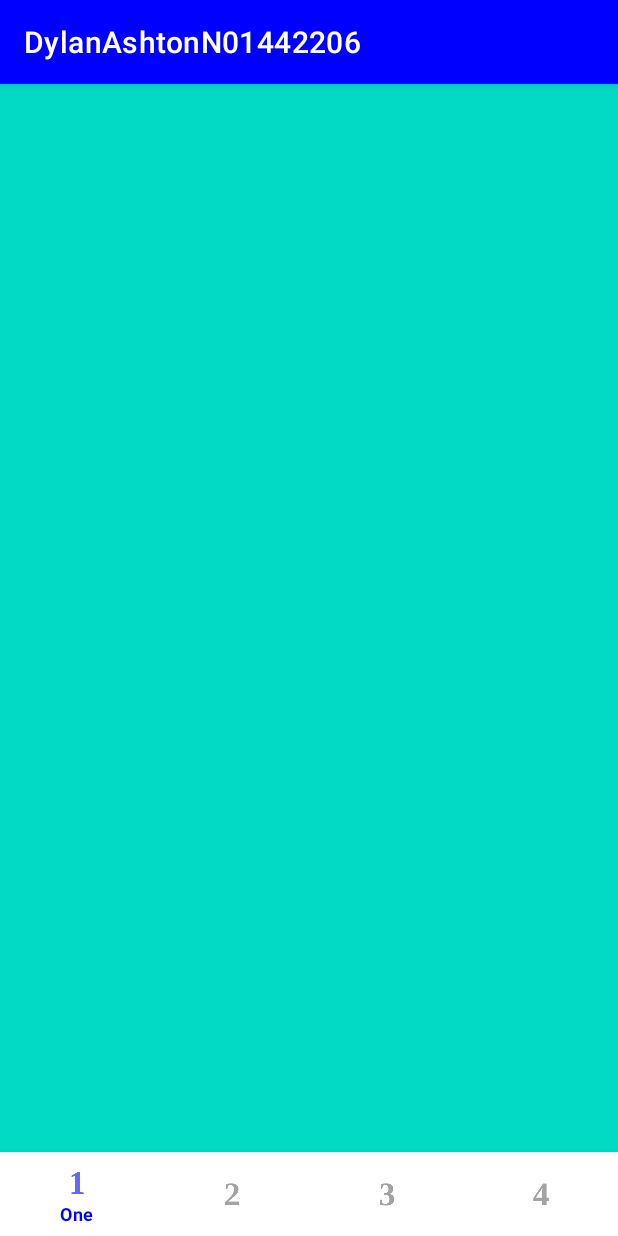
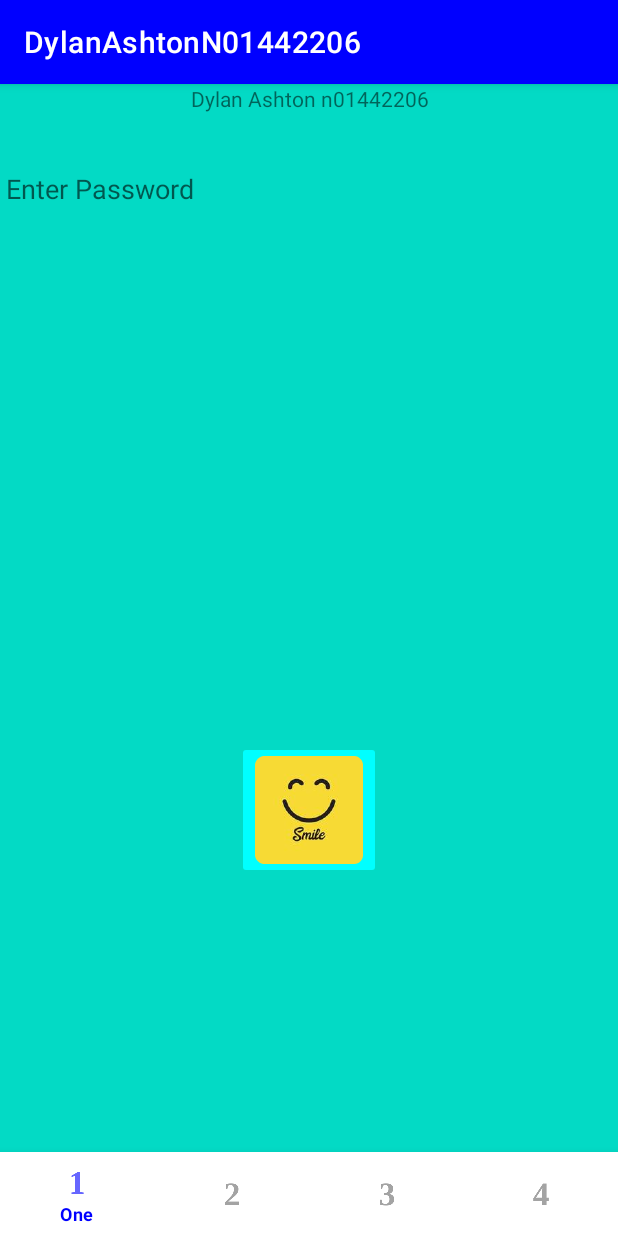
Before and after one commit to DylanAshton2206/DylanAshtonAssign3, an Android app: the screen it shows after launch (DylanActivity), on a phone screen of 412 x 824 dp. Run offline under Robolectric (Android 15) with nearby library versions, the phone set to English and light mode, and no system bars.

Commit message:
added edit and view texts~ added images~ working on designs of tabs~

```diff
--- a/app/src/main/res/layout/fragment_1.xml
+++ b/app/src/main/res/layout/fragment_1.xml
@@ -9,6 +9,29 @@
     tools:context=".Fragment1"
     android:id="@+id/DylanFragment1"
     >
+    <TextView
+        android:id="@+id/DylanTxt"
+        android:layout_width="match_parent"
+        android:layout_height="20dp"
+        android:gravity="center"
+        android:text="@string/DA2206" />
 
+    <EditText
+        android:id="@+id/DylanEdit"
+        android:layout_width="match_parent"
+        android:layout_height="100dp"
+        android:layout_marginTop="20dp"
+        android:hint="@string/enter_pass"
+        android:inputType="number"
+        android:maxLength="6" />
 
+    <ImageButton
+        android:id="@+id/DylanImagebutton"
+        android:layout_width="wrap_content"
+        android:layout_height="wrap_content"
+        android:layout_marginTop="100dp"
+        android:src="@mipmap/smile_round"
+        android:layout_gravity="center"
+        android:backgroundTint="@color/aqua"
+        />
 </FrameLayout>
--- a/app/src/main/res/layout/fragment_2.xml
+++ b/app/src/main/res/layout/fragment_2.xml
@@ -10,6 +10,9 @@
     android:id="@+id/DylanFragment2">
 
     <!-- TODO: Update blank fragment layout -->
-
+    <ImageView
+        android:layout_width="match_parent"
+        android:layout_height="255dp"
+        android:src="@mipmap/doritos" />
 
 </FrameLayout>
--- a/app/src/main/res/values/strings.xml
+++ b/app/src/main/res/values/strings.xml
@@ -5,4 +5,7 @@
     <string name="two">Two</string>
     <string name="three">Three</string>
     <string name="four">Four</string>
+    <string name="DA2206">Dylan Ashton n01442206</string>
+    <string name="enter_pass">Enter Password</string>
+    <string name="who_is_joe"><strike>Who is joe?</strike></string>
 </resources>
```
Also changed, not shown: app/src/main/res/layout/fragment_4.xml (+8 -0 lines), app/src/main/res/mipmap-hdpi/doritos.png (added), app/src/main/res/mipmap-mdpi/doritos.png (added), app/src/main/res/mipmap-xhdpi/doritos.png (added), app/src/main/res/mipmap-xxhdpi/doritos.png (added), app/src/main/res/mipmap-xxxhdpi/doritos.png (added), 23 other files.
